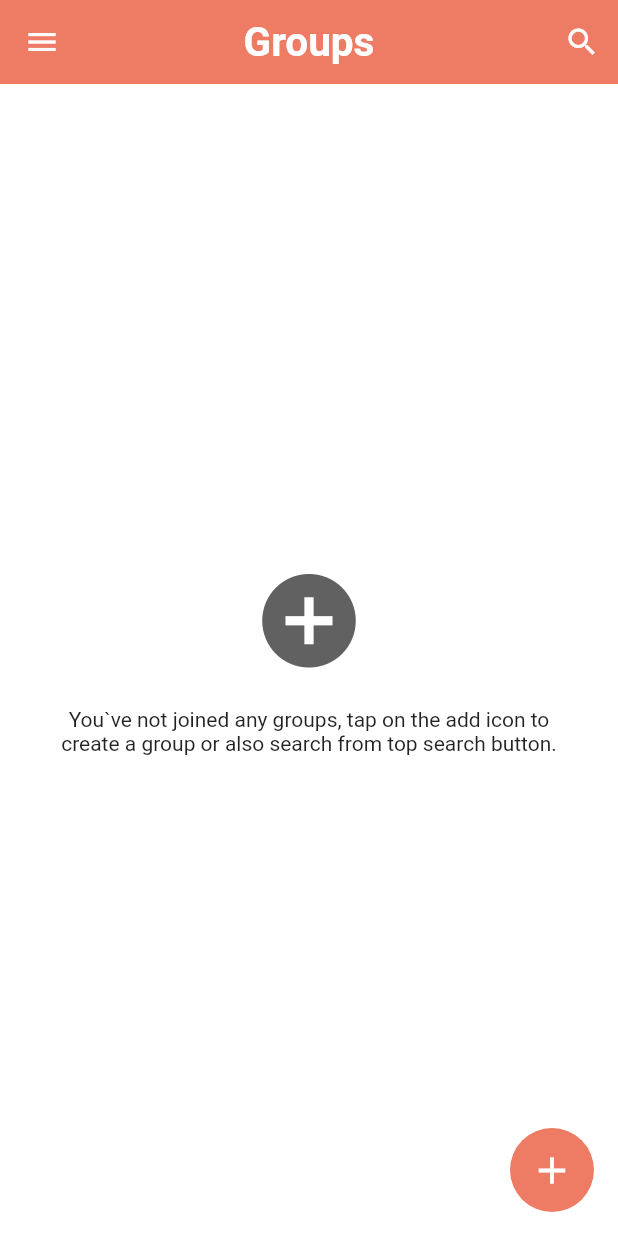
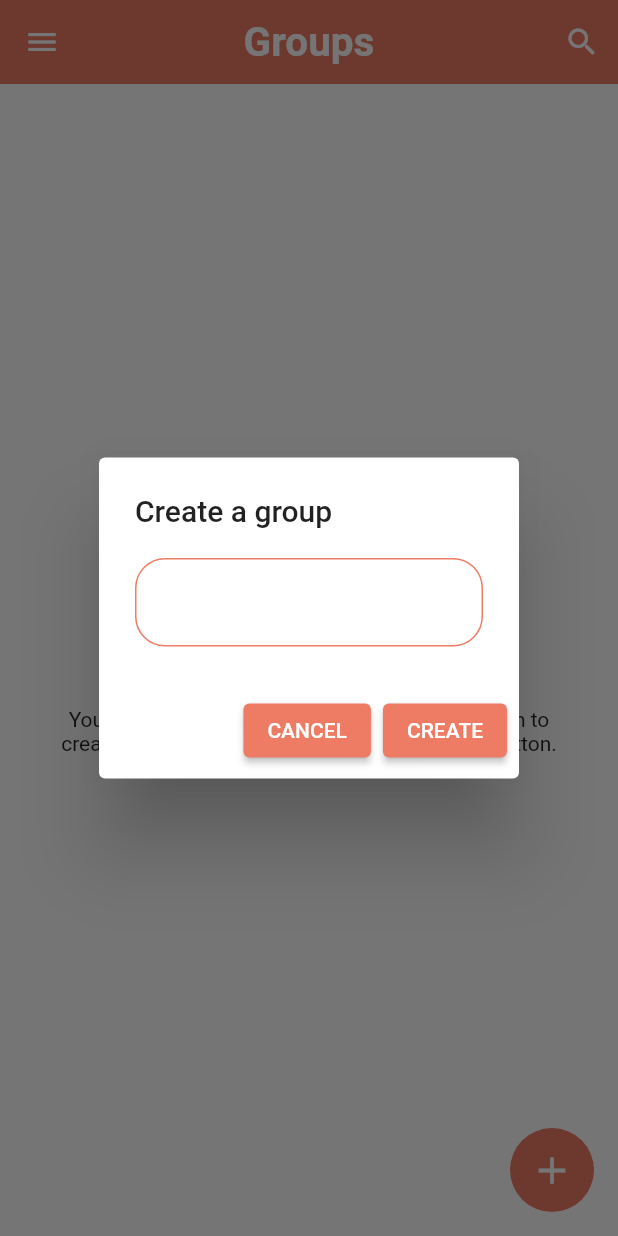
Before and after one commit to KHALMATOV-FARRUKH/chat_app_ui_-_firebase, a Flutter app: the HomePage screen opened directly, after a tap on the "add circle" icon, on a phone screen of 412 x 824 dp. Run offline on Flutter 3.47's test engine with Material 2 defaults, Android fonts, the phone set to English and light mode, and no system bars; our stand-ins replace cloud_firestore, firebase_auth, firebase_core, shared_preferences; accounts and stored records are empty.

```diff
--- a/lib/pages/home_page.dart
+++ b/lib/pages/home_page.dart
@@ -6,6 +6,7 @@ import 'package:chat_app_ui_2/pages/profile_page.dart';
 import 'package:chat_app_ui_2/pages/search_page.dart';
 import 'package:chat_app_ui_2/service/auth_service.dart';
 import 'package:chat_app_ui_2/service/database_service.dart';
+import 'package:chat_app_ui_2/widgets/group_tile.dart';
 import 'package:chat_app_ui_2/widgets/widgets.dart';
 import 'package:firebase_auth/firebase_auth.dart';
 import 'package:flutter/material.dart';
@@ -22,11 +23,22 @@ class _HomePageState extends State<HomePage> {
   String email = "";
   AuthService authService = AuthService();
   Stream? groups;
+  bool _isLoading = false;
+  String groupName = "";
 
   @override
   void initState() {
     super.initState();
     gettingUserData();
+  }
+
+  // String manipulator
+  String getId(String res) {
+    return res.substring(0, res.indexOf("_"));
+  }
+
+  String getName(String res) {
+    return res.substring(res.indexOf("_") + 1);
   }
 
   gettingUserData() async {
@@ -187,7 +199,88 @@ class _HomePageState extends State<HomePage> {
     );
   }
 
-  popUpDialog(BuildContext context) {}
+  popUpDialog(BuildContext context) {
+    showDialog(
+        barrierDismissible: false,
+        context: context,
+        builder: (context) {
+          return StatefulBuilder(
+            builder: ((context, setState) {
+              return AlertDialog(
+                title: const Text("Create a group", textAlign: TextAlign.left),
+                content: Column(
+                  mainAxisSize: MainAxisSize.min,
+                  children: [
+                    _isLoading == true
+                        ? Center(
+                            child: CircularProgressIndicator(
+                                color: Theme.of(context).primaryColor),
+                          )
+                        : TextField(
+                            onChanged: (val) {
+                              setState(() {
+                                groupName = val;
+                              });
+                            },
+                            style: const TextStyle(color: Colors.black),
+                            decoration: InputDecoration(
+                                enabledBorder: OutlineInputBorder(
+                                  borderSide: BorderSide(
+                                      color: Theme.of(context).primaryColor),
+                                  borderRadius: BorderRadius.circular(20),
+                                ),
+                                errorBorder: OutlineInputBorder(
+                                  borderSide:
+                                      const BorderSide(color: Colors.red),
+                                  borderRadius: BorderRadius.circular(20),
+                                ),
+                                focusedBorder: OutlineInputBorder(
+                                  borderSide: BorderSide(
+                                      color: Theme.of(context).primaryColor),
+                                  borderRadius: BorderRadius.circular(20),
+                                )),
+                          ),
+                  ],
+                ),
+                actions: [
+                  ElevatedButton(
+                    onPressed: () {
+                      Navigator.of(context).pop();
+                    },
+                    style: ElevatedButton.styleFrom(
+                        primary: Theme.of(context).primaryColor),
+                    child: const Text("CANCEL"),
+                  ),
+                  ElevatedButton(
+                    onPressed: () async {
+                      if (groupName != "") {
+                        setState(() {
+                          _isLoading = true;
+                        });
+                        DatabaseService(
+                                uid: FirebaseAuth.instance.currentUser!.uid)
+                            .createGroup(
+                                userName,
+                                FirebaseAuth.instance.currentUser!.uid,
+                                groupName)
+                            .whenComplete(() {
+                          _isLoading = false;
+                        });
+                        Navigator.of(context).pop();
+                        showSnackBar(context, Colors.green,
+                            "Group created successfully.");
+                      }
+                    },
+                    style: ElevatedButton.styleFrom(
+                        primary: Theme.of(context).primaryColor),
+                    child: const Text("CREATE"),
+                  ),
+                ],
+              );
+            }),
+          );
+        });
+  }
 
   groupList() {
     return StreamBuilder(
@@ -196,7 +289,16 @@ class _HomePageState extends State<HomePage> {
         if (snapshot.hasData) {
           if (snapshot.data['groups'] != null) {
             if (snapshot.data['groups'].length != 0) {
-              return Text("HELLO");
+              return ListView.builder(
+                itemCount: snapshot.data['groups'].length,
+                itemBuilder: (context, index) {
+                  int reverseIndex = snapshot.data['groups'].length - index - 1;
+                  return GroupTile(
+                      groupId: getId(snapshot.data['groups'][reverseIndex]),
+                      groupName: getName(snapshot.data['groups'][reverseIndex]),
+                      userName: snapshot.data['fullName']);
+                },
+              );
             } else {
               return noGroupWidget();
             }
```
Also changed, not shown: lib/pages/chat_page.dart (added, +28 -0 lines), lib/service/database_service.dart (+25 -0 lines), lib/widgets/group_tile.dart (added, +59 -0 lines).
